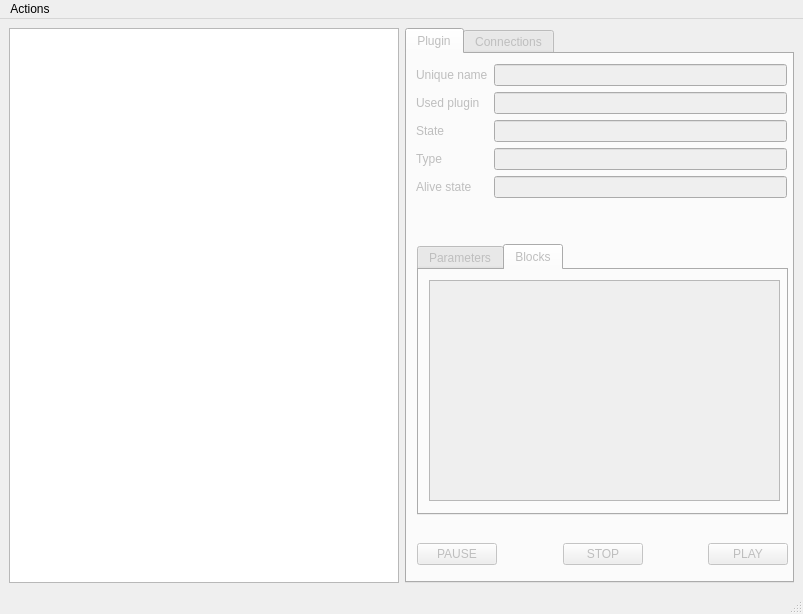
This is ui/gui/qt_new/overview.ui in TUB-Control/PaPI as Qt 5 draws it before an edit. The edited form follows.
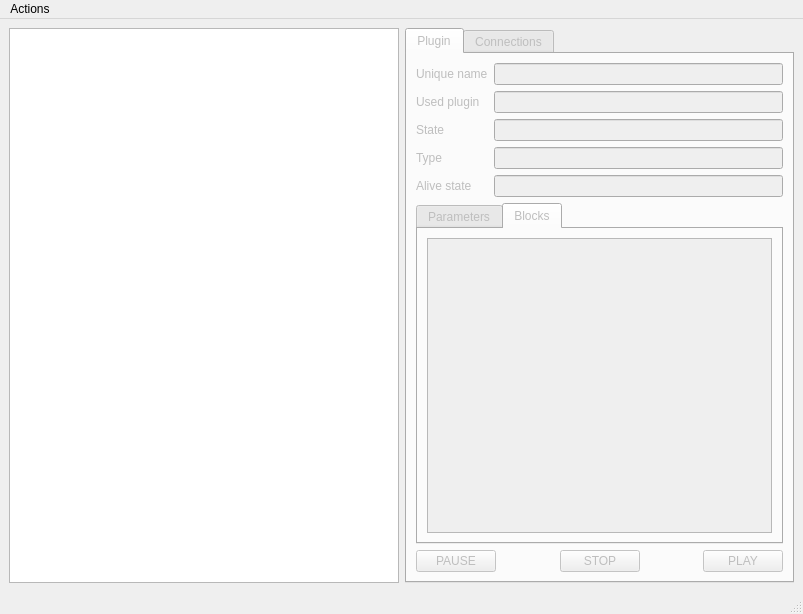
This is the edited form. The open tabs and pages were chosen to show the change.

Commit message: a lot of improvements with focus on the create_plugin_dialog: support of configuration fields for type(bool, file), advance, tooltip; changes in some plugin configurations; new ui files due to better layouts

Patch:
```diff
--- a/ui/gui/qt_new/overview.ui
+++ b/ui/gui/qt_new/overview.ui
@@ -32,74 +32,8 @@
          <attribute name="title">
           <string>Plugin</string>
          </attribute>
-         <widget class="QWidget" name="horizontalLayoutWidget_2">
-          <property name="geometry">
-           <rect>
-            <x>10</x>
-            <y>470</y>
-            <width>371</width>
-            <height>61</height>
-           </rect>
-          </property>
-          <layout class="QHBoxLayout" name="horizontalLayout_2">
+         <layout class="QVBoxLayout" name="verticalLayout_2">
            <item>
-            <widget class="QPushButton" name="pauseButton">
-             <property name="text">
-              <string>PAUSE</string>
-             </property>
-            </widget>
-           </item>
-           <item>
-            <spacer name="horizontalSpacer">
-             <property name="orientation">
-              <enum>Qt::Horizontal</enum>
-             </property>
-             <property name="sizeHint" stdset="0">
-              <size>
-               <width>40</width>
-               <height>20</height>
-              </size>
-             </property>
-            </spacer>
-           </item>
-           <item>
-            <widget class="QPushButton" name="stopButton">
-             <property name="text">
-              <string>STOP</string>
-             </property>
-            </widget>
-           </item>
-           <item>
-            <spacer name="horizontalSpacer_2">
-             <property name="orientation">
-              <enum>Qt::Horizontal</enum>
-             </property>
-             <property name="sizeHint" stdset="0">
-              <size>
-               <width>40</width>
-               <height>20</height>
-              </size>
-             </property>
-            </spacer>
-           </item>
-           <item>
-            <widget class="QPushButton" name="playButton">
-             <property name="text">
-              <string>PLAY</string>
-             </property>
-            </widget>
-           </item>
-          </layout>
-         </widget>
-         <widget class="QWidget" name="formLayoutWidget">
-          <property name="geometry">
-           <rect>
-            <x>9</x>
-            <y>10</y>
-            <width>371</width>
-            <height>171</height>
-           </rect>
-          </property>
           <layout class="QFormLayout" name="formLayout">
            <property name="fieldGrowthPolicy">
             <enum>QFormLayout::AllNonFixedFieldsGrow</enum>
@@ -155,16 +89,9 @@
             <widget class="QLineEdit" name="alivestateEdit"/>
            </item>
           </layout>
-         </widget>
+          </item>
+          <item>
          <widget class="QTabWidget" name="tabWidget_2">
-          <property name="geometry">
-           <rect>
-            <x>10</x>
-            <y>190</y>
-            <width>371</width>
-            <height>271</height>
-           </rect>
-          </property>
           <property name="currentIndex">
            <number>0</number>
           </property>
@@ -187,18 +114,66 @@
            <attribute name="title">
             <string>Blocks</string>
            </attribute>
-           <widget class="QTreeView" name="blockTree">
-            <property name="geometry">
-             <rect>
-              <x>10</x>
-              <y>10</y>
-              <width>351</width>
-              <height>221</height>
-             </rect>
-            </property>
-           </widget>
-          </widget>
-         </widget>
+             <layout class="QVBoxLayout" name="verticalLayout_5">
+              <item>
+               <widget class="QTreeView" name="blockTree"/>
+              </item>
+             </layout>
+            </widget>
+           </widget>
+          </item>
+          <item>
+           <layout class="QHBoxLayout" name="horizontalLayout_2">
+            <item>
+             <widget class="QPushButton" name="pauseButton">
+              <property name="text">
+               <string>PAUSE</string>
+              </property>
+             </widget>
+            </item>
+            <item>
+             <spacer name="horizontalSpacer">
+              <property name="orientation">
+               <enum>Qt::Horizontal</enum>
+              </property>
+              <property name="sizeHint" stdset="0">
+               <size>
+                <width>40</width>
+                <height>20</height>
+               </size>
+              </property>
+             </spacer>
+            </item>
+            <item>
+             <widget class="QPushButton" name="stopButton">
+              <property name="text">
+               <string>STOP</string>
+              </property>
+             </widget>
+            </item>
+            <item>
+             <spacer name="horizontalSpacer_2">
+              <property name="orientation">
+               <enum>Qt::Horizontal</enum>
+              </property>
+              <property name="sizeHint" stdset="0">
+               <size>
+                <width>40</width>
+                <height>20</height>
+               </size>
+              </property>
+             </spacer>
+            </item>
+            <item>
+             <widget class="QPushButton" name="playButton">
+              <property name="text">
+               <string>PLAY</string>
+              </property>
+             </widget>
+            </item>
+           </layout>
+          </item>
+         </layout>
         </widget>
         <widget class="QWidget" name="connectionTab">
          <attribute name="title">
```
Left out of the diff: 31 changed lines with no effect on the pictures. Lines whose indentation alone changed are shown as unchanged. The commit also changes 16 other files.
